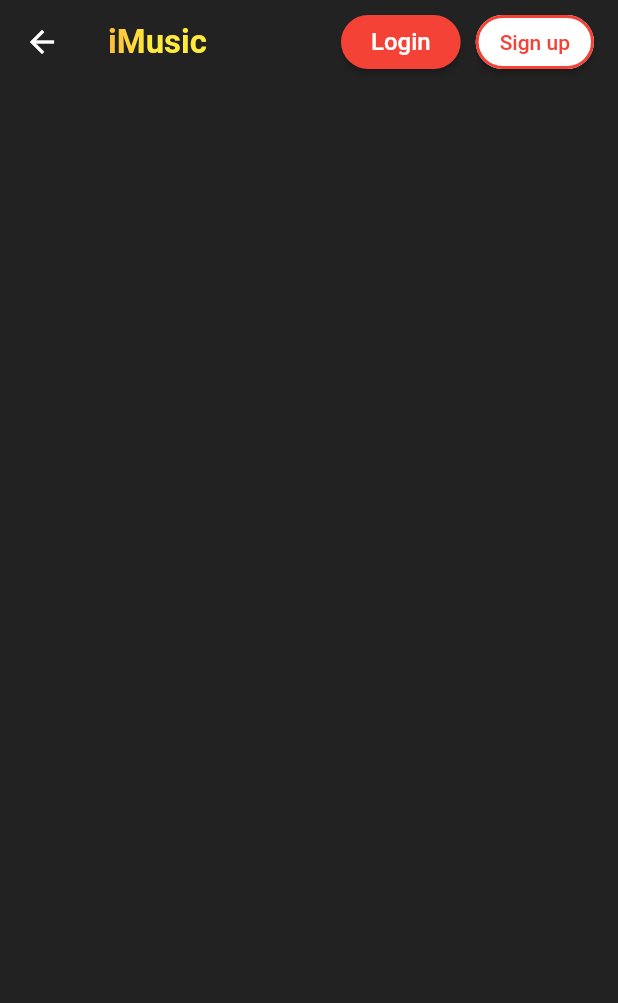
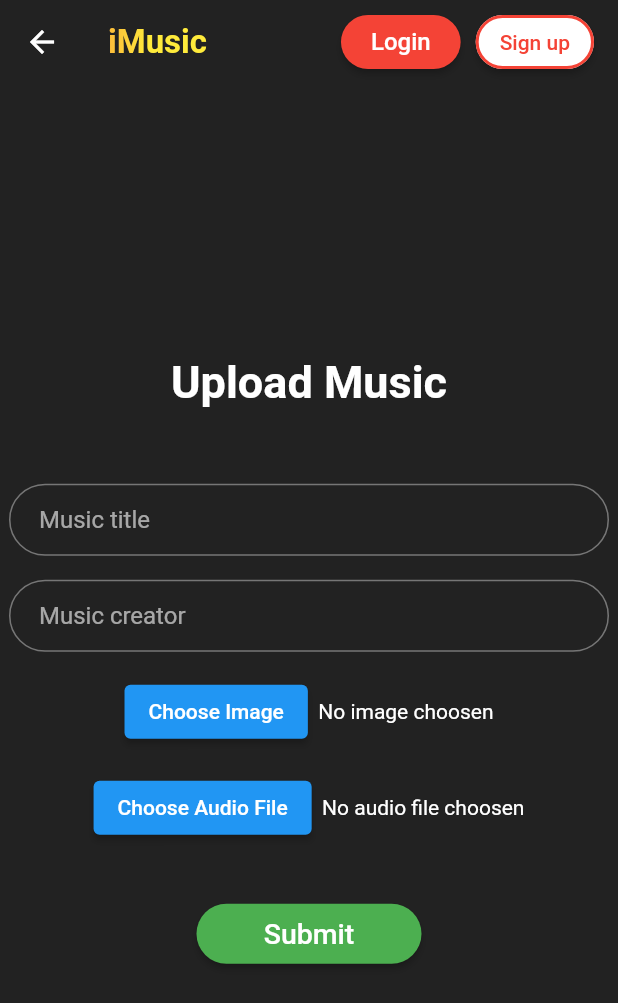
Before and after one commit to markyasser/Music-Player, a Flutter app: the Upload screen opened by its route, on a phone screen of 412 x 824 dp. Shown: the top 1003 px of the screen. Run offline on Flutter 3.47's test engine with Material 2 defaults, Android fonts, the phone set to English and light mode, and no system bars; our stand-ins replace audio_video_progress_bar, bloc, dio, file_picker, flutter_bloc, image_picker and 4 more; accounts and stored records are empty.

Commit message:
upload a song

```diff
--- a/Cross Platform/music_player/lib/app_router.dart
+++ b/Cross Platform/music_player/lib/app_router.dart
@@ -57,7 +57,11 @@ class AppRouter {
       case signupRoute:
         return MaterialPageRoute(builder: (_) => const SignUp());
       case uploadMusicRoute:
-        return MaterialPageRoute(builder: (_) => const Upload());
+        return MaterialPageRoute(
+            builder: (_) => BlocProvider.value(
+                  value: musicCubit,
+                  child: const Upload(),
+                ));
 
       default:
         return null;
--- a/Cross Platform/music_player/lib/business_logic/music/music_cubit.dart
+++ b/Cross Platform/music_player/lib/business_logic/music/music_cubit.dart
@@ -1,8 +1,7 @@
 import 'package:bloc/bloc.dart';
-import 'package:meta/meta.dart';
+import 'package:flutter/foundation.dart';
 import 'package:music_player/data/model/music_model.dart';
 import 'package:music_player/data/repository/music_repo.dart';
-
 part 'music_state.dart';
 
 class MusicCubit extends Cubit<MusicState> {
@@ -31,4 +30,33 @@ class MusicCubit extends Cubit<MusicState> {
       }
     });
   }
+
+  void upload(
+      String title, String creator, Uint8List? img, Uint8List? audio) async {
+    if (isClosed) return;
+    emit(UploadLoading());
+    if (title == '') {
+      emit(UploadFailed('Title is required'));
+      return;
+    }
+    if (creator == '') {
+      emit(UploadFailed('Creator is required'));
+      return;
+    }
+    if (img != null) {
+      emit(UploadFailed('Image is required'));
+      return;
+    }
+    if (audio != null) {
+      emit(UploadFailed('Audio File is required'));
+      return;
+    }
+    musicRepo.upload(title, creator, img!, audio!).then((value) {
+      if (value == 'success') {
+        emit(UploadSuccess());
+      } else {
+        emit(UploadFailed(value));
+      }
+    });
+  }
 }
--- a/Cross Platform/music_player/lib/business_logic/music/music_state.dart
+++ b/Cross Platform/music_player/lib/business_logic/music/music_state.dart
@@ -20,3 +20,12 @@ class LikeSuccess extends MusicState {
 }
 
 class LikeFailed extends MusicState {}
+
+class UploadSuccess extends MusicState {}
+
+class UploadLoading extends MusicState {}
+
+class UploadFailed extends MusicState {
+  final String errorMessage;
+  UploadFailed(this.errorMessage);
+}
--- a/Cross Platform/music_player/lib/data/repository/music_repo.dart
+++ b/Cross Platform/music_player/lib/data/repository/music_repo.dart
@@ -1,4 +1,5 @@
 import 'package:flutter/cupertino.dart';
+import 'package:flutter/foundation.dart';
 import 'package:music_player/data/model/music_model.dart';
 import 'package:music_player/data/web_services/music_webservices.dart';
 
@@ -36,4 +37,17 @@ class MusicRepository {
     });
     return musicList;
   }
+
+  Future<String> upload(
+      String title, String creator, Uint8List img, Uint8List audio) async {
+    String msg = '';
+    await musicWebService.uploadMusic(title, creator, img, audio).then((value) {
+      if (value.statusCode == 201) {
+        msg = value.data['message'];
+      }
+      debugPrint("get posts status code is ${value.statusCode}");
+      msg = value.data['message'];
+    });
+    return msg;
+  }
 }
--- a/Cross Platform/music_player/lib/data/web_services/music_webservices.dart
+++ b/Cross Platform/music_player/lib/data/web_services/music_webservices.dart
@@ -1,5 +1,5 @@
 import 'package:dio/dio.dart';
-import 'package:flutter/cupertino.dart';
+import 'package:flutter/foundation.dart';
 import 'package:music_player/constants/strings.dart';
 import 'package:music_player/data/model/user_model.dart';
 
@@ -40,4 +40,25 @@ class MusicWebService {
       return e;
     }
   }
+
+  Future uploadMusic(
+      String title, String creator, Uint8List img, Uint8List audio) async {
+    try {
+      FormData body = FormData.fromMap({
+        'title': title,
+        'content': creator,
+        "image": MultipartFile.fromBytes(img, filename: 'image'),
+        "audio": MultipartFile.fromBytes(audio, filename: 'audio')
+      });
+      var res = await dio.post('feed/post',
+          data: body,
+          options: Options(headers: {
+            'Authorization': 'Bearer ${UserData.user!.token}',
+          }));
+      return res;
+    } catch (e) {
+      debugPrint("from like post  $e");
+      return e;
+    }
+  }
 }
--- a/Cross Platform/music_player/lib/presentation/widgets/upload.dart
+++ b/Cross Platform/music_player/lib/presentation/widgets/upload.dart
@@ -1,5 +1,11 @@
-import 'package:flutter/src/widgets/container.dart';
-import 'package:flutter/src/widgets/framework.dart';
+import 'dart:io';
+import 'package:file_picker/file_picker.dart';
+import 'package:flutter/material.dart';
+import 'package:flutter/services.dart';
+import 'package:flutter_bloc/flutter_bloc.dart';
+import 'package:image_picker/image_picker.dart';
+import 'package:music_player/business_logic/music/music_cubit.dart';
+import 'package:music_player/constants/strings.dart';
 
 class UploadWidget extends StatefulWidget {
   const UploadWidget({super.key});
@@ -9,8 +15,148 @@ class UploadWidget extends StatefulWidget {
 }
 
 class _UploadWidgetState extends State<UploadWidget> {
+  Uint8List? imageBytes;
+  String imageName = 'No image choosen';
+  Uint8List? musicBytes;
+  String musicName = 'No audio file choosen';
+  File? imgProfile;
+  final musicController = TextEditingController();
+  final creatorController = TextEditingController();
+
+  Future pickImage() async {
+    try {
+      final imagePicker =
+          await ImagePicker().pickImage(source: ImageSource.gallery);
+      if (imagePicker == null) return;
+      imageBytes = await imagePicker.readAsBytes();
+      setState(() {
+        imageName = imagePicker.name;
+      });
+    } on PlatformException catch (e) {
+      debugPrint(e.toString());
+    }
+  }
+
+  void pickFile() async {
+    final result = await FilePicker.platform.pickFiles();
+    if (result == null) {
+      return;
+    }
+    final fileBytes = result.files.single.bytes;
+    if (fileBytes == null) {
+      return;
+    }
+    setState(() {
+      musicName = result.files.single.name;
+    });
+    musicBytes = fileBytes;
+  }
+
+  void submit() {
+    BlocProvider.of<MusicCubit>(context).upload(
+        musicController.text, creatorController.text, imageBytes, musicBytes);
+  }
+
+  Widget uploadBody() {
+    return Center(
+      child: Column(
+        mainAxisAlignment: MainAxisAlignment.center,
+        children: [
+          const Text("Upload Music",
+              style: TextStyle(fontSize: 30, fontWeight: FontWeight.bold)),
+          const SizedBox(height: 50),
+          SizedBox(
+            width: 400,
+            child: TextField(
+              controller: musicController,
+              decoration: InputDecoration(
+                contentPadding: const EdgeInsets.only(left: 20),
+                hintText: 'Music title',
+                border: OutlineInputBorder(
+                  borderRadius: BorderRadius.circular(25),
+                ),
+              ),
+            ),
+          ),
+          const SizedBox(height: 16),
+          SizedBox(
+            width: 400,
+            child: TextField(
+              controller: creatorController,
+              decoration: InputDecoration(
+                contentPadding: const EdgeInsets.only(left: 20),
+                hintText: 'Music creator',
+                border: OutlineInputBorder(
+                  borderRadius: BorderRadius.circular(25),
+                ),
+              ),
+            ),
+          ),
+          const SizedBox(height: 16),
+          Row(
+            mainAxisAlignment: MainAxisAlignment.center,
+            children: [
+              ElevatedButton(
+                onPressed: () => pickImage(),
+                child: const Text('Choose Image'),
+              ),
+              Text('  $imageName')
+            ],
+          ),
+          const SizedBox(height: 16),
+          Row(
+            mainAxisAlignment: MainAxisAlignment.center,
+            children: [
+              ElevatedButton(
+                onPressed: () => pickFile(),
+                child: const Text('Choose Audio File'),
+              ),
+              Text('  $musicName')
+            ],
+          ),
+          const SizedBox(height: 40),
+          SizedBox(
+            width: 150,
+            height: 40,
+            child: ElevatedButton(
+              onPressed: () => submit(),
+              style: ElevatedButton.styleFrom(
+                backgroundColor: Colors.green,
+                shape: RoundedRectangleBorder(
+                  borderRadius: BorderRadius.circular(20),
+                ),
+              ),
+              child: BlocBuilder<MusicCubit, MusicState>(
+                builder: (context, state) {
+                  if (state is UploadLoading) {
+                    return const SizedBox(
+                      width: 20,
+                      height: 20,
+                      child: CircularProgressIndicator(
+                        strokeWidth: 2,
+                        color: Colors.white,
+                      ),
+                    );
+                  }
+                  return const Text('Submit', style: TextStyle(fontSize: 19));
+                },
+              ),
+            ),
+          ),
+        ],
+      ),
+    );
+  }
+
   @override
   Widget build(BuildContext context) {
-    return Container();
+    return BlocListener<MusicCubit, MusicState>(
+      listener: (context, state) {
+        if (state is UploadSuccess) {
+          Navigator.pushReplacementNamed(context, homePageRoute);
+        }
+      },
+      child: uploadBody(),
+    );
   }
 }
```
Also changed, not shown: Cross Platform/music_player/lib/presentation/widgets/home.dart (+8 -9 lines), Cross Platform/music_player/pubspec.yaml (+7 -3 lines), Cross Platform/music_player/pubspec.lock, 6 other files.
